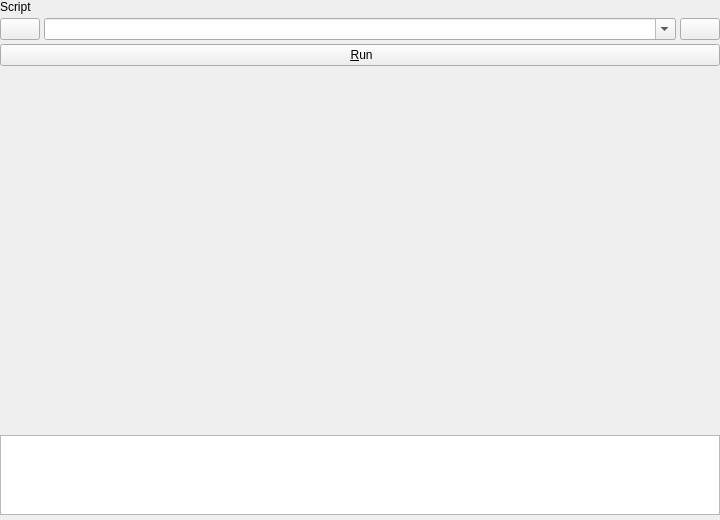
First picture: the form in src/qt/ui/script-editor-panel.ui, repository mikekov/linea, before the edit.
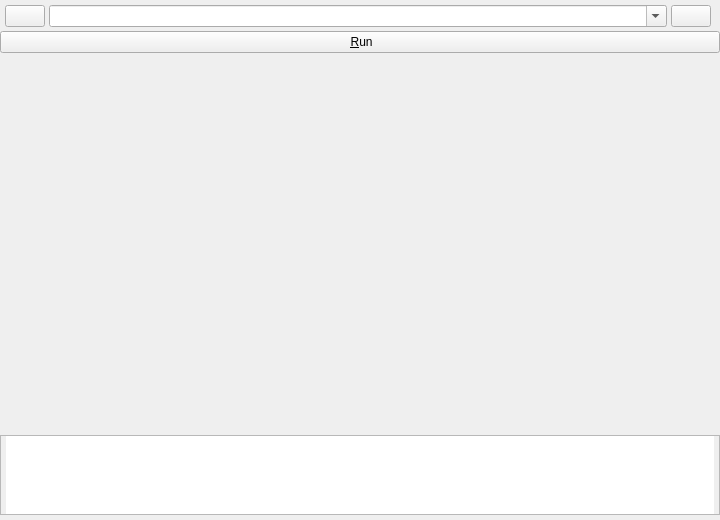
Second picture: the form after the edit. Icons and pictures are not drawn.

The edit to the form file:
```diff
--- a/src/qt/ui/script-editor-panel.ui
+++ b/src/qt/ui/script-editor-panel.ui
@@ -27,7 +27,7 @@
         <number>4</number>
       </property>
 
-      <item row="0" column="0" colspan="2">
+      <!-- <item row="0" column="0" colspan="2">
         <widget class="QLabel" name="scriptLabel">
           <property name="text">
             <string>Script</string>
@@ -36,10 +36,22 @@
             <string>panel-label</string>
           </property>
         </widget>
-      </item>
+      </item> -->
 
       <item row="1" column="0" colspan="2">
         <layout class="QHBoxLayout" name="controlsLayout" stretch="0,1">
+          <property name="leftMargin">
+            <number>5</number>
+          </property>
+          <property name="topMargin">
+            <number>5</number>
+          </property>
+          <property name="rightMargin">
+            <number>5</number>
+          </property>
+          <property name="bottomMargin">
+            <number>0</number>
+          </property>
           <property name="spacing">
             <number>4</number>
           </property>
@@ -68,9 +80,7 @@
               </property>
             </widget>
           </item>
-        </layout>
-      </item>
-      <item row="1" column="2">
+          <item>
         <widget class="QPushButton" name="deleteButton">
           <property name="icon">
             <iconset>
@@ -83,6 +93,9 @@
         </widget>
       </item>
 
+        </layout>
+      </item>
+
       <item row="2" column="0" colspan="3">
         <widget class="QPushButton" name="runButton">
           <property name="icon">
@@ -147,6 +160,9 @@
           <property name="readOnly">
             <bool>true</bool>
           </property>
+          <property name="styleSheet">
+            <string notr="true">QPlainTextEdit { padding-left: 5px; padding-right: 5px; }</string>
+          </property>
         </widget>
       </item>
     </layout>
```
Lines whose indentation alone changed are shown as unchanged.
